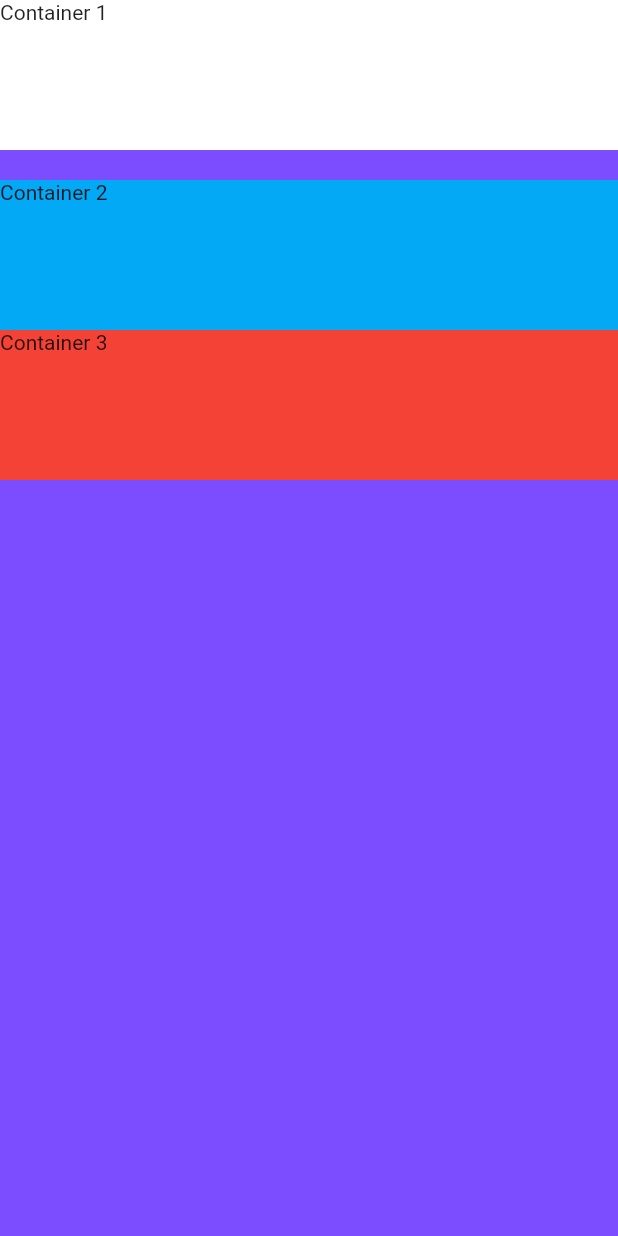
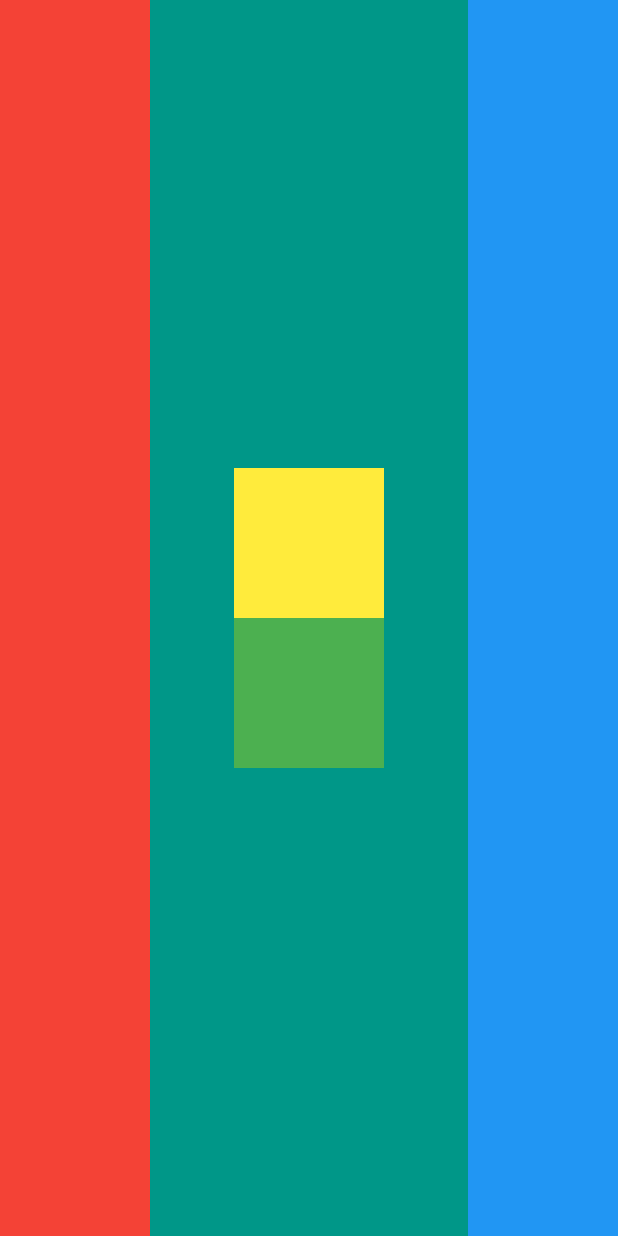
Before and after one commit to MalteMagnussen/AndroidStudioProjects, a Flutter app: the screen it shows after launch, on a phone screen of 412 x 824 dp. Run offline on Flutter 3.47's test engine with Material 2 defaults, Android fonts, the phone set to English and light mode, and no system bars.

Commit message:
challenge complete

```diff
--- a/mi_card_flutter-master/lib/main.dart
+++ b/mi_card_flutter-master/lib/main.dart
@@ -9,33 +9,38 @@ class MyApp extends StatelessWidget {
   Widget build(BuildContext context) {
     return MaterialApp(
       home: Scaffold(
-        backgroundColor: Colors.deepPurpleAccent,
+        backgroundColor: Colors.teal,
         body: SafeArea(
-          child: Column(
+          child: Row(
             //mainAxisSize: MainAxisSize.min,
-            //mainAxisAlignment: MainAxisAlignment.spaceEvenly,
+            mainAxisAlignment: MainAxisAlignment.spaceBetween,
             //verticalDirection: VerticalDirection.down,
-            crossAxisAlignment: CrossAxisAlignment.stretch,
+            //crossAxisAlignment: CrossAxisAlignment.stretch,
             children: <Widget>[
               Container(
-                height: 100.0,
-                color: Colors.white,
-                child: Text(
-                  'Container 1',
-                ),
+                child: Column(mainAxisSize: MainAxisSize.max),
+                width: 100.0,
+                decoration: const BoxDecoration(color: Colors.red),
               ),
-              SizedBox(
-                height: 20.0,
+              Column(
+                mainAxisAlignment: MainAxisAlignment.center,
+                children: <Widget>[
+                  Container(
+                    color: Colors.yellow,
+                    height: 100.0,
+                    width: 100.0,
+                  ),
+                  Container(
+                    color: Colors.green,
+                    height: 100.0,
+                    width: 100.0,
+                  ),
+                ],
               ),
               Container(
-                height: 100.0,
-                color: Colors.lightBlue,
-                child: Text("Container 2"),
-              ),
-              Container(
-                height: 100.0,
-                color: Colors.red,
-                child: Text("Container 3"),
+                child: Column(mainAxisSize: MainAxisSize.max),
+                width: 100.0,
+                decoration: const BoxDecoration(color: Colors.blue),
               ),
             ],
           ),
```
Also changed, not shown: Layout-Challenge-Specs.png (added).
